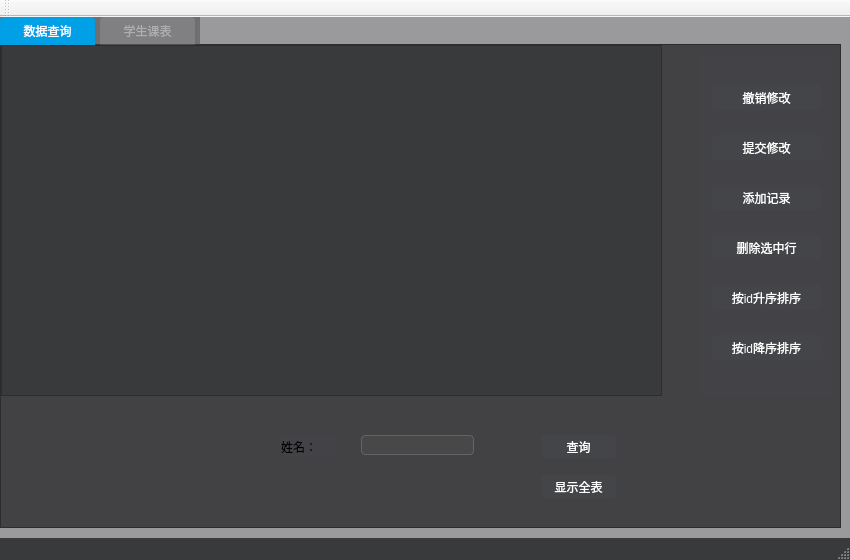
Old version of the form mainwindow.ui in the repository Atmanuclear/QT-mysql.
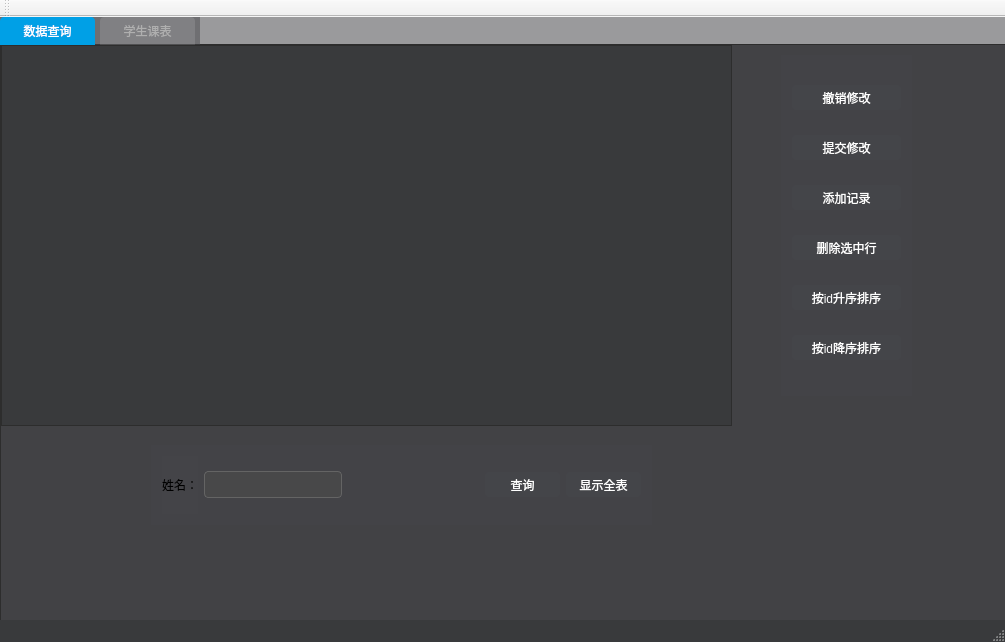
New version of the form. Icons and pictures are not drawn.

Diff of the .ui file:
```diff
--- a/mainwindow.ui
+++ b/mainwindow.ui
@@ -6,15 +6,25 @@
    <rect>
     <x>0</x>
     <y>0</y>
-    <width>850</width>
-    <height>560</height>
+    <width>1005</width>
+    <height>642</height>
    </rect>
   </property>
   <property name="windowTitle">
    <string>MainWindow</string>
   </property>
   <property name="styleSheet">
-   <string notr="true">QWidget#mainWindow {
+   <string notr="true">QWidget#customWidget {
+        background: rgb(68, 69, 73);
+}
+
+/**********子界面中央背景**********/
+QWidget#centerWidget {
+        background: rgb(50, 50, 50);
+}
+
+/**********主界面样式**********/
+QWidget#mainWindow {
         border: 1px solid rgb(50, 50, 50);
         background: rgb(50, 50, 50);
 }
@@ -45,8 +55,7 @@
 
 QProgressIndicator {
         qproperty-color: rgb(175, 175, 175);
-}
-</string>
+}</string>
   </property>
   <widget class="QWidget" name="centralWidget">
    <property name="styleSheet">
@@ -57,8 +66,8 @@
      <rect>
       <x>0</x>
       <y>0</y>
-      <width>841</width>
-      <height>511</height>
+      <width>1011</width>
+      <height>611</height>
      </rect>
     </property>
     <property name="styleSheet">
@@ -117,29 +126,13 @@
      <attribute name="title">
       <string>数据查询</string>
      </attribute>
-     <widget class="QLineEdit" name="lineEdit">
-      <property name="geometry">
-       <rect>
-        <x>360</x>
-        <y>390</y>
-        <width>113</width>
-        <height>20</height>
-       </rect>
-      </property>
-      <property name="styleSheet">
-       <string notr="true"> border-radius: 4px;
-        height: 25px;
-        border: 1px solid rgb(100, 100, 100);
-        background: rgb(72, 72, 73);</string>
-      </property>
-     </widget>
      <widget class="QTableView" name="tableView">
       <property name="geometry">
        <rect>
         <x>0</x>
         <y>0</y>
-        <width>661</width>
-        <height>351</height>
+        <width>731</width>
+        <height>381</height>
        </rect>
       </property>
       <property name="styleSheet">
@@ -195,105 +188,10 @@
 }</string>
       </property>
      </widget>
-     <widget class="QLabel" name="label">
-      <property name="geometry">
-       <rect>
-        <x>280</x>
-        <y>391</y>
-        <width>54</width>
-        <height>21</height>
-       </rect>
-      </property>
-      <property name="styleSheet">
-       <string notr="true">QLabel#grayLabel {
-        color: rgb(175, 175, 175);
-}
-
-QLabel#highlightLabel {
-        color: rgb(175, 175, 175);
-}
-
-QLabel#redLabel {
-        color: red;
-}
-
-QLabel#grayYaHeiLabel {
-        color: rgb(175, 175, 175);
-        font-size: 16px;
-}
-
-QLabel#blueLabel {
-        color: rgb(0, 160, 230);
-}
-
-QLabel#listLabel {
-        color: rgb(0, 160, 230);
-}
-
-QLabel#lineBlueLabel {
-        background: rgb(0, 160, 230);
-}
-
-QLabel#graySeperateLabel {
-        background: rgb(45, 45, 45);
-}
-
-QLabel#seperateLabel {
-        background: rgb(80, 80, 80);
-}
-
-QLabel#radiusBlueLabel {
-        border-radius: 15px;
-        color: white;
-        font-size: 16px;
-        background: rgb(0, 160, 230);
-}
-
-QLabel#skinLabel[colorProperty=&quot;normal&quot;] {
-        color: rgb(175, 175, 175);
-}
-QLabel#skinLabel[colorProperty=&quot;highlight&quot;] {
-        color: rgb(0, 160, 230);
-}
-
-QLabel#informationLabel {
-        qproperty-pixmap: url(:/Black/information);
-}
-
-QLabel#errorLabel {
-        qproperty-pixmap: url(:/Black/error);
-}
-
-QLabel#successLabel {
-        qproperty-pixmap: url(:/Black/success);
-}
-
-QLabel#questionLabel {
-        qproperty-pixmap: url(:/Black/question);
-}
-
-QLabel#warningLabel {
-        qproperty-pixmap: url(:/Black/warning);
-}
-
-QLabel#groupLabel {
-        color: rgb(0, 160, 230);
-        border: 1px solid rgb(0, 160, 230);
-        font-size: 15px;
-        border-top-color: transparent;
-        border-right-color: transparent;
-        border-left-color: transparent;
-}
-</string>
-      </property>
-      <property name="text">
-       <string>姓名：</string>
-      </property>
-     </widget>
      <widget class="QWidget" name="verticalLayoutWidget">
       <property name="geometry">
        <rect>
-        <x>700</x>
+        <x>780</x>
         <y>10</y>
         <width>131</width>
         <height>341</height>
@@ -776,17 +674,132 @@
        </item>
       </layout>
      </widget>
-     <widget class="QPushButton" name="pushButton_5">
+     <widget class="QWidget" name="horizontalLayoutWidget_2">
       <property name="geometry">
        <rect>
-        <x>540</x>
-        <y>390</y>
-        <width>75</width>
-        <height>23</height>
+        <x>150</x>
+        <y>400</y>
+        <width>501</width>
+        <height>80</height>
        </rect>
       </property>
-      <property name="styleSheet">
-       <string notr="true">QPushButton{
+      <layout class="QHBoxLayout" name="horizontalLayout_2">
+       <item>
+        <widget class="QLabel" name="label">
+         <property name="styleSheet">
+          <string notr="true">QLabel#grayLabel {
+        color: rgb(175, 175, 175);
+}
+
+QLabel#highlightLabel {
+        color: rgb(175, 175, 175);
+}
+
+QLabel#redLabel {
+        color: red;
+}
+
+QLabel#grayYaHeiLabel {
+        color: rgb(175, 175, 175);
+        font-size: 16px;
+}
+
+QLabel#blueLabel {
+        color: rgb(0, 160, 230);
+}
+
+QLabel#listLabel {
+        color: rgb(0, 160, 230);
+}
+
+QLabel#lineBlueLabel {
+        background: rgb(0, 160, 230);
+}
+
+QLabel#graySeperateLabel {
+        background: rgb(45, 45, 45);
+}
+
+QLabel#seperateLabel {
+        background: rgb(80, 80, 80);
+}
+
+QLabel#radiusBlueLabel {
+        border-radius: 15px;
+        color: white;
+        font-size: 16px;
+        background: rgb(0, 160, 230);
+}
+
+QLabel#skinLabel[colorProperty=&quot;normal&quot;] {
+        color: rgb(175, 175, 175);
+}
+QLabel#skinLabel[colorProperty=&quot;highlight&quot;] {
+        color: rgb(0, 160, 230);
+}
+
+QLabel#informationLabel {
+        qproperty-pixmap: url(:/Black/information);
+}
+
+QLabel#errorLabel {
+        qproperty-pixmap: url(:/Black/error);
+}
+
+QLabel#successLabel {
+        qproperty-pixmap: url(:/Black/success);
+}
+
+QLabel#questionLabel {
+        qproperty-pixmap: url(:/Black/question);
+}
+
+QLabel#warningLabel {
+        qproperty-pixmap: url(:/Black/warning);
+}
+
+QLabel#groupLabel {
+        color: rgb(0, 160, 230);
+        border: 1px solid rgb(0, 160, 230);
+        font-size: 15px;
+        border-top-color: transparent;
+        border-right-color: transparent;
+        border-left-color: transparent;
+}
+</string>
+         </property>
+         <property name="text">
+          <string>姓名：</string>
+         </property>
+        </widget>
+       </item>
+       <item>
+        <widget class="QLineEdit" name="lineEdit">
+         <property name="styleSheet">
+          <string notr="true"> border-radius: 4px;
+        height: 25px;
+        border: 1px solid rgb(100, 100, 100);
+        background: rgb(72, 72, 73);</string>
+         </property>
+        </widget>
+       </item>
+       <item>
+        <spacer name="horizontalSpacer_4">
+         <property name="orientation">
+          <enum>Qt::Horizontal</enum>
+         </property>
+         <property name="sizeHint" stdset="0">
+          <size>
+           <width>0</width>
+           <height>0</height>
+          </size>
+         </property>
+        </spacer>
+       </item>
+       <item>
+        <widget class="QPushButton" name="pushButton_5">
+         <property name="styleSheet">
+          <string notr="true">QPushButton{
         border-radius: 4px;
         border: none;
         width: 75px;
@@ -856,22 +869,16 @@
 QPushButton#transparentButton {
         background: transparent;
 }</string>
-      </property>
-      <property name="text">
-       <string>查询</string>
-      </property>
-     </widget>
-     <widget class="QPushButton" name="pushButton_6">
-      <property name="geometry">
-       <rect>
-        <x>540</x>
-        <y>430</y>
-        <width>75</width>
-        <height>23</height>
-       </rect>
-      </property>
-      <property name="styleSheet">
-       <string notr="true">QPushButton{
+         </property>
+         <property name="text">
+          <string>查询</string>
+         </property>
+        </widget>
+       </item>
+       <item>
+        <widget class="QPushButton" name="pushButton_6">
+         <property name="styleSheet">
+          <string notr="true">QPushButton{
         border-radius: 4px;
         border: none;
         width: 75px;
@@ -941,10 +948,13 @@
 QPushButton#transparentButton {
         background: transparent;
 }</string>
-      </property>
-      <property name="text">
-       <string>显示全表</string>
-      </property>
+         </property>
+         <property name="text">
+          <string>显示全表</string>
+         </property>
+        </widget>
+       </item>
+      </layout>
      </widget>
     </widget>
     <widget class="QWidget" name="tab_2">
```
Left out of the diff: 2 changed lines with no effect on the pictures.
